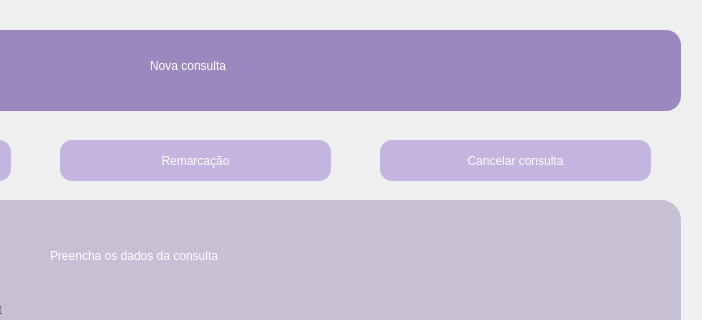
Above: VeterinaryScheduleSystem/agendamento.ui from brenoafsa/VeterinaryScheduleSystem before the change; both pictures show x 600 to 1302 and y 0 to 320 of the 1302 by 619 pixel window. Below: the same form after it.
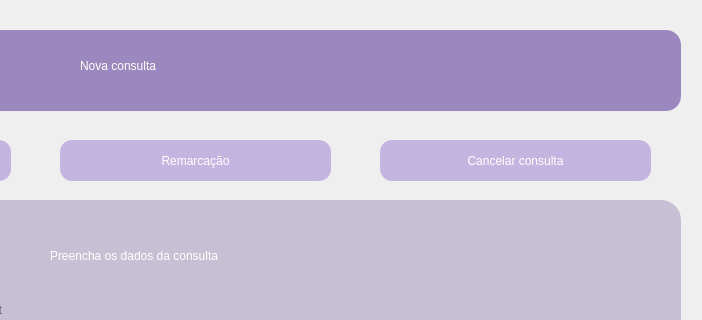
That is the form after the change.

Commit message: Tela de remarcar consultas.

Patch:
```diff
--- a/VeterinaryScheduleSystem/agendamento.ui
+++ b/VeterinaryScheduleSystem/agendamento.ui
@@ -161,7 +161,7 @@
    <widget class="QLabel" name="label">
     <property name="geometry">
      <rect>
-      <x>440</x>
+      <x>370</x>
       <y>10</y>
       <width>471</width>
       <height>51</height>
```
The commit also changes 1 other file.
